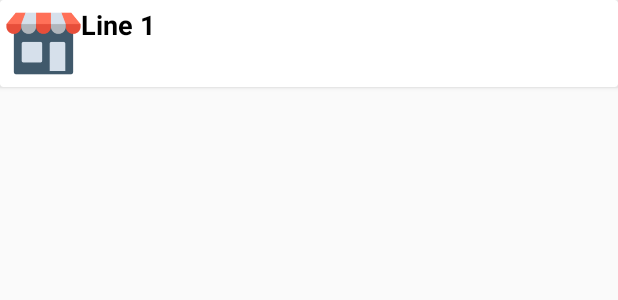
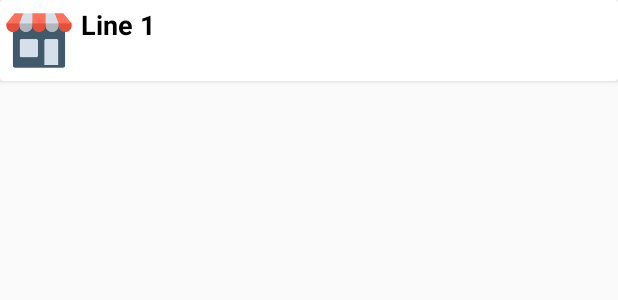
Before and after one commit to borlikk/ShoppingAID, an Android app: the layout item_recycler.xml on its own in the app's theme, with its tools: preview values and no code run, on a phone screen of 412 x 824 dp. Shown: the top 300 px of the screen. Run offline under Robolectric (Android 15) with nearby library versions, the phone set to English and light mode, and no system bars.

Commit message:
Toques finais

```diff
--- a/app/src/main/java/com/onehitwonders/startpage/ParkOutdoor.kt
+++ b/app/src/main/java/com/onehitwonders/startpage/ParkOutdoor.kt
@@ -47,7 +47,7 @@ class ParkOutdoor: AppCompatActivity() {
         if(Build.VERSION.SDK_INT >= Build.VERSION_CODES.M){
             when{
                 ContextCompat.checkSelfPermission(this, permission) == PackageManager.PERMISSION_GRANTED -> {
-                    Toast.makeText(this, "$name permission granted", Toast.LENGTH_SHORT).show()
+                    //Toast.makeText(this, "$name permission granted", Toast.LENGTH_SHORT).show()
                 }
                 shouldShowRequestPermissionRationale(permission) -> showDialog(permission, name, requestCode)
                 else -> ActivityCompat.requestPermissions(this, arrayOf(permission), requestCode)
@@ -62,9 +62,9 @@ class ParkOutdoor: AppCompatActivity() {
     ) {
         fun innerCheck(name:String){
             if (grantResults.isEmpty() || grantResults[0] != PackageManager.PERMISSION_GRANTED) {
-                Toast.makeText(this, "$name permission refused", Toast.LENGTH_LONG).show()
+                //Toast.makeText(this, "$name permission refused", Toast.LENGTH_LONG).show()
             }else{
-                Toast.makeText(this, "$name permission granted", Toast.LENGTH_LONG).show()
+                //Toast.makeText(this, "$name permission granted", Toast.LENGTH_LONG).show()
             }
         }
 
--- a/app/src/main/res/layout/item_recycler.xml
+++ b/app/src/main/res/layout/item_recycler.xml
@@ -12,8 +12,8 @@
 
         <ImageView
             android:id="@+id/image_view"
-            android:layout_width="50dp"
-            android:layout_height="50dp"
+            android:layout_width="44dp"
+            android:layout_height="46dp"
             android:src="@drawable/store_list"
             app:layout_constraintBottom_toBottomOf="parent"
             app:layout_constraintEnd_toEndOf="parent"
@@ -32,6 +32,7 @@
             android:textColor="@android:color/black"
             android:textSize="18sp"
             android:textStyle="bold"
+            android:layout_marginStart="6dp"
             app:layout_constraintBottom_toBottomOf="parent"
             app:layout_constraintEnd_toEndOf="parent"
             app:layout_constraintHorizontal_bias="0.0"
```
